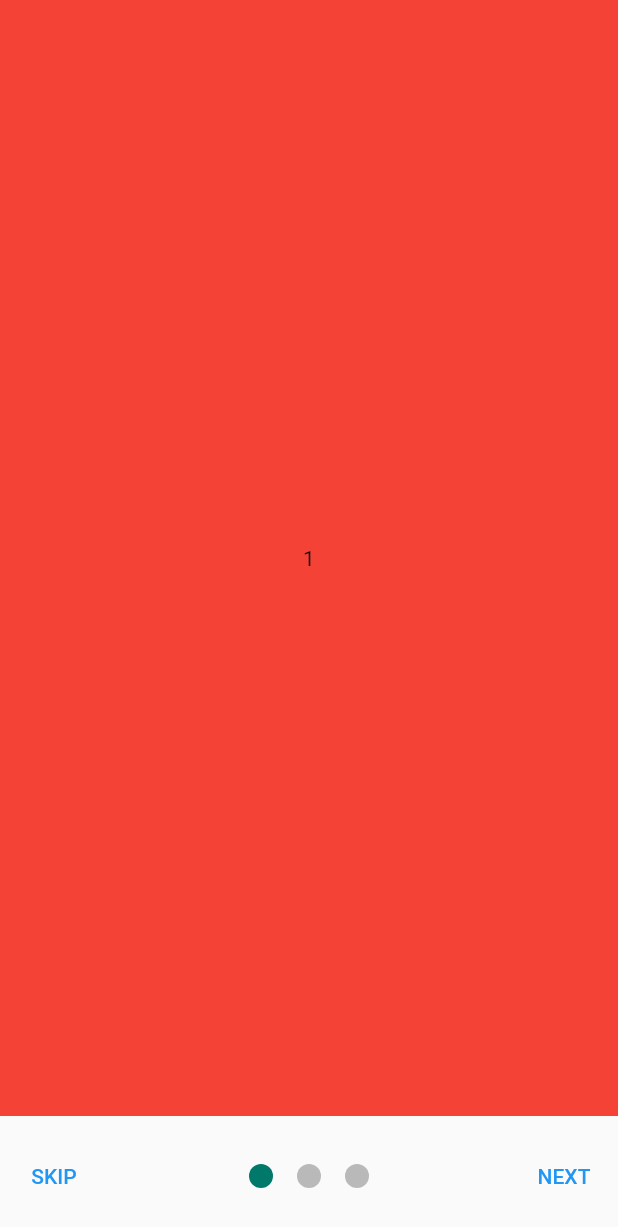
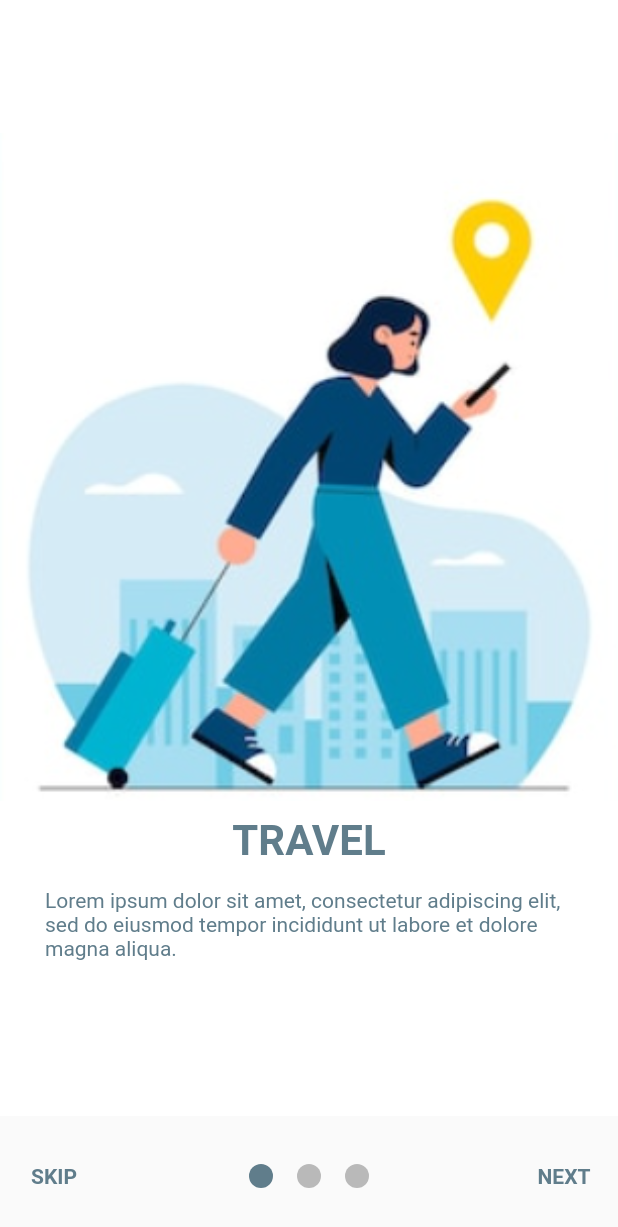
Before and after one commit to gulsenkeskin/onboarding, a Flutter app: the screen it shows after launch, on a phone screen of 412 x 824 dp. Shown: the top 1227 px of the screen. Run offline on Flutter 3.47's test engine with Material 2 defaults, Android fonts, the phone set to English and light mode, and no system bars; drawn by our look-alikes of smooth_page_indicator.

Commit message:
Update onboarding.dart

```diff
--- a/lib/onboarding.dart
+++ b/lib/onboarding.dart
@@ -10,6 +10,7 @@ class OnboardingPage extends StatefulWidget {
 
 class _OnboardingPageState extends State<OnboardingPage> {
   final controller = PageController();
+  final String loremIpsum="Lorem ipsum dolor sit amet, consectetur adipiscing elit, sed do eiusmod tempor incididunt ut labore et dolore magna aliqua.";
   @override
   void dispose() {
     controller.dispose();
@@ -23,24 +24,9 @@ class _OnboardingPageState extends State<OnboardingPage> {
           child: PageView(
             controller: controller,
             children: [
-              Container(
-                color: Colors.red,
-                child: const Center(
-                  child: Text("1"),
-                ),
-              ),
-              Container(
-                color: Colors.indigo,
-                child: const Center(
-                  child: Text("2"),
-                ),
-              ),
-              Container(
-                color: Colors.green,
-                child: const Center(
-                  child: Text("3"),
-                ),
-              ),
+             buildPage(urlImage: 'assets/1.png', title: 'TRAVEL', subtitle:loremIpsum),
+              buildPage( urlImage: 'assets/2.png', title: 'TRAVEL', subtitle:loremIpsum),
+              buildPage( urlImage: 'assets/3.png', title: 'TRAVEL', subtitle:loremIpsum)
             ],
           ),
         ),
@@ -52,15 +38,15 @@ class _OnboardingPageState extends State<OnboardingPage> {
             children: [
               TextButton(
                   onPressed: () => controller.jumpToPage(2),
-                  child: const Text('SKIP')),
+                  child:  Text('SKIP', style: buildTextStyle(),)),
               Center(
                 child: SmoothPageIndicator(
                   controller: controller,
                   count: 3,
-                  effect: WormEffect(
+                  effect:const WormEffect(
                       spacing: 16,
                       dotColor: Colors.black26,
-                      activeDotColor: Colors.teal.shade700),
+                      activeDotColor: Colors.blueGrey),
                   onDotClicked: (index) => controller.animateToPage(index,
                       duration: const Duration(milliseconds: 500),
                       curve: Curves.easeIn),
@@ -70,9 +56,39 @@ class _OnboardingPageState extends State<OnboardingPage> {
                   onPressed: () => controller.nextPage(
                       duration: const Duration(milliseconds: 500),
                       curve: Curves.easeInOut),
-                  child: const Text('NEXT'))
+                  child:  Text('NEXT', style: buildTextStyle(),))
             ],
           ),
         ),
       );
+
+  TextStyle buildTextStyle() =>const TextStyle(color: Colors.blueGrey, fontWeight: FontWeight.bold);
+
+
+  Widget buildPage({  required String urlImage, required String title, required String subtitle, Color? color,})=> Container(
+    color: color ?? Colors.white,
+    child: Column(
+      mainAxisAlignment: MainAxisAlignment.center,
+      children: [
+        Image.asset(urlImage, fit:BoxFit.cover, width:  double.infinity,),
+        const SizedBox(height: 10,),
+        Text(
+          title,
+          style: const TextStyle(
+            color: Colors.blueGrey,
+            fontSize: 28,
+            fontWeight: FontWeight.bold,
+          ),
+        ),
+        Container(
+          padding: const EdgeInsets.symmetric(vertical: 15, horizontal: 30),
+          child: Text(
+            subtitle,
+            style: const TextStyle(color: Colors.blueGrey),
+          ),
+
+        )
+      ],
+    ),
+  );
 }
```
